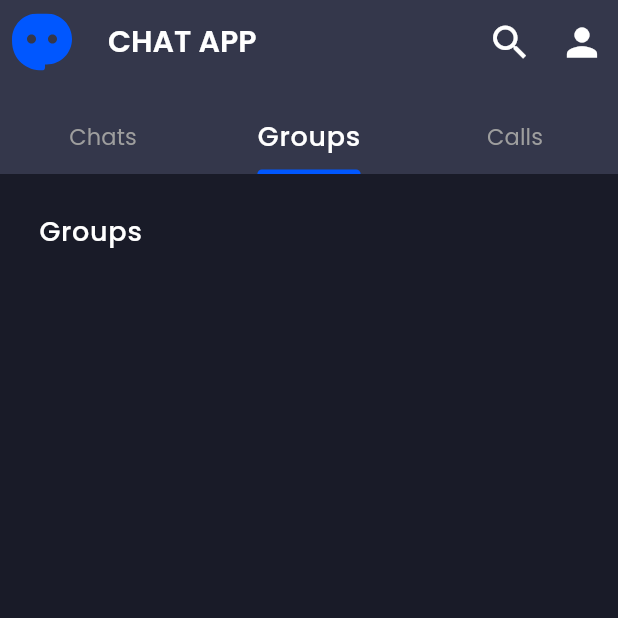
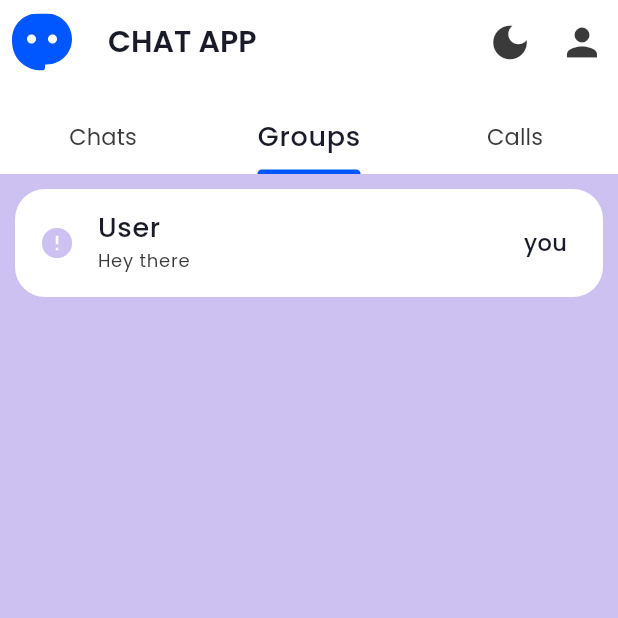
Before and after one commit to tirthkp/flutter_chat_app, a Flutter app: the HomePage screen opened by its route, tab 2 chosen, on a phone screen of 412 x 824 dp, the top half of it. Run offline on Flutter 3.47's test engine with Material 3 defaults, Android fonts, the phone set to English and light mode, and no system bars; drawn by our look-alikes of cached_network_image; our stand-ins replace cloud_firestore, firebase_auth, firebase_core, firebase_storage, flutter_svg, get and 2 more; missing offline and left inert: firebase_app_check; accounts and stored records are empty; generated files the repository leaves out were written again; network calls fail.

Commit message:
added theme

```diff
--- a/lib/config/images.dart
+++ b/lib/config/images.dart
@@ -18,4 +18,6 @@ class AssetsImage {
   //jpg images only
   static const userImg =
       "https://firebasestorage.googleapis.com/v0/b/chat-app-8525b.appspot.com/o/user.jpg?alt=media&token=a4237aeb-ddc8-4e4a-b933-5fd651236d73";
+  static const groupImg =
+      "https://firebasestorage.googleapis.com/v0/b/chat-app-8525b.appspot.com/o/group.jpg?alt=media&token=f9551c7a-2e92-416d-9cc4-3739bdbd6f13";
 }
--- a/lib/config/themes.dart
+++ b/lib/config/themes.dart
@@ -1,10 +1,92 @@
 import 'package:flutter/material.dart';
 import 'package:flutter_chat_app/config/colors.dart';
 
-var lightTheme = ThemeData();
-var darkTheme = ThemeData(
+var lightTheme = ThemeData.light(
+  useMaterial3: true,
+).copyWith(
+  iconTheme: const IconThemeData(color: lOnBackgroundColor),
+  scaffoldBackgroundColor: lBackgroundColor,
+  brightness: Brightness.light,
+  appBarTheme: const AppBarTheme(
+      titleTextStyle: TextStyle(
+        fontSize: 20,
+        color: lOnBackgroundColor,
+        fontFamily: 'Poppins',
+        fontWeight: FontWeight.w600,
+      ),
+      backgroundColor: lContainerColor,
+      iconTheme: IconThemeData(color: lOnContainerColor)),
+  inputDecorationTheme: const InputDecorationTheme(
+    fillColor: lBackgroundColor,
+    filled: true,
+    border: OutlineInputBorder(
+      borderRadius: BorderRadius.all(Radius.circular(10)),
+      borderSide: BorderSide(width: 0),
+    ),
+  ),
+  colorScheme: const ColorScheme.dark(
+    primary: lPrimaryColor,
+    onPrimary: lBackgroundColor,
+    surface: lBackgroundColor,
+    onSurface: lBackgroundColor,
+    primaryContainer: lContainerColor,
+    onPrimaryContainer: lOnContainerColor,
+  ),
+  textTheme: const TextTheme(
+    headlineLarge: TextStyle(
+      fontSize: 32,
+      color: lPrimaryColor,
+      fontFamily: 'Poppins',
+      fontWeight: FontWeight.w800,
+    ),
+    headlineMedium: TextStyle(
+      fontSize: 30,
+      color: lOnBackgroundColor,
+      fontFamily: 'Poppins',
+      fontWeight: FontWeight.w600,
+    ),
+    headlineSmall: TextStyle(
+      fontSize: 20,
+      color: lOnBackgroundColor,
+      fontFamily: 'Poppins',
+      fontWeight: FontWeight.w600,
+    ),
+    labelLarge: TextStyle(
+      fontSize: 15,
+      color: lOnContainerColor,
+      fontFamily: 'Poppins',
+      fontWeight: FontWeight.w400,
+    ),
+    labelMedium: TextStyle(
+      fontSize: 12,
+      color: lOnContainerColor,
+      fontFamily: 'Poppins',
+      fontWeight: FontWeight.w400,
+    ),
+    labelSmall: TextStyle(
+      fontSize: 10,
+      color: lOnContainerColor,
+      fontFamily: 'Poppins',
+      fontWeight: FontWeight.w300,
+    ),
+    bodyLarge: TextStyle(
+      fontSize: 18,
+      color: lOnBackgroundColor,
+      fontFamily: 'Poppins',
+      fontWeight: FontWeight.w500,
+    ),
+    bodyMedium: TextStyle(
+      fontSize: 15,
+      color: lOnBackgroundColor,
+      fontFamily: 'Poppins',
+      fontWeight: FontWeight.w500,
+    ),
+  ),
+);
+var darkTheme = ThemeData(useMaterial3: true).copyWith(
+  iconTheme: const IconThemeData(color: dOnBackgroundColor),
+  scaffoldBackgroundColor: dBackgroundColor,
   brightness: Brightness.dark,
-  useMaterial3: true,
   appBarTheme: const AppBarTheme(
     backgroundColor: dContainerColor,
   ),
--- a/lib/main.dart
+++ b/lib/main.dart
@@ -32,7 +32,6 @@ class MyApp extends StatelessWidget {
       title: 'Chat App',
       theme: lightTheme,
       darkTheme: darkTheme,
-      themeMode: ThemeMode.dark,
       getPages: pagePath,
       home: const SplashPage(),
     );
--- a/lib/model/user_model.dart
+++ b/lib/model/user_model.dart
@@ -8,6 +8,7 @@ class UserModel {
   String? createdAt;
   String? lastOnlineStatus;
   String? status;
+  String? role;
 
   UserModel(
       {this.id,
@@ -18,7 +19,8 @@ class UserModel {
       this.about,
       this.createdAt,
       this.lastOnlineStatus,
-      this.status});
+      this.status,
+      this.role});
 
   UserModel.fromJson(Map<String, dynamic> json) {
     if (json["id"] is String) {
@@ -48,6 +50,9 @@ class UserModel {
     if (json["status"] is String) {
       status = json["status"];
     }
+    if (json["role"] is String) {
+      role = json["role"];
+    }
   }
 
   Map<String, dynamic> toJson() {
@@ -61,10 +66,11 @@ class UserModel {
     data["createdAt"] = createdAt;
     data["lastOnlineStatus"] = lastOnlineStatus;
     data["status"] = status;
+    data["role"] = role;
     return data;
   }
   /*
-{
+  {
     "id":"",
     "name":"",
     "email":"",
@@ -73,7 +79,8 @@ class UserModel {
     "about":"",
     "createdAt":"",
     "lastOnlineStatus":"",
-    "status":""
+    "status":"",
+    "role":""
   }
-*/
+  */
 }
--- /dev/null
+++ b/lib/pages/Groups/groups_page.dart
@@ -0,0 +1,54 @@
+import 'package:cached_network_image/cached_network_image.dart';
+import 'package:flutter/material.dart';
+
+class GroupsPage extends StatelessWidget {
+  const GroupsPage({super.key});
+
+  @override
+  Widget build(BuildContext context) {
+    return ListView(
+      children: [
+        ListTile(
+          onTap: () {},
+          horizontalTitleGap: 15,
+          leading: CachedNetworkImage(
+            imageUrl: '',
+            imageBuilder: (context, imageProvider) {
+              return Container(
+                height: 60,
+                width: 60,
+                decoration: BoxDecoration(
+                  shape: BoxShape.circle,
+                  image: DecorationImage(
+                    image: imageProvider,
+                    fit: BoxFit.cover,
+                  ),
+                ),
+              );
+            },
+            placeholder: (context, url) => const CircularProgressIndicator(),
+            errorWidget: (context, url, error) => const Icon(Icons.error),
+            fit: BoxFit.cover,
+          ),
+          title: Text(
+            'User',
+            style: Theme.of(context).textTheme.bodyLarge,
+            overflow: TextOverflow.clip,
+            maxLines: 1,
+          ),
+          subtitle: Text(
+            "Hey there",
+            style: Theme.of(context).textTheme.labelMedium,
+            maxLines: 1,
+            overflow: TextOverflow.ellipsis,
+          ),
+          tileColor: Theme.of(context).colorScheme.primaryContainer,
+          trailing: Text('you', style: Theme.of(context).textTheme.bodyMedium),
+          shape: RoundedRectangleBorder(
+            borderRadius: BorderRadius.circular(20),
+          ),
+        ),
+      ],
+    );
+  }
+}
--- a/lib/pages/Home/home_page.dart
+++ b/lib/pages/Home/home_page.dart
@@ -6,6 +6,7 @@ import 'package:flutter_chat_app/controller/auth_controller.dart';
 import 'package:flutter_chat_app/controller/contact_controller.dart';
 import 'package:flutter_chat_app/controller/home_controller.dart';
 import 'package:flutter_chat_app/controller/image_controller.dart';
+import 'package:flutter_chat_app/pages/Groups/groups_page.dart';
 import 'package:flutter_chat_app/pages/Home/widgets/chat_list.dart';
 import 'package:flutter_chat_app/pages/Home/widgets/default_home_screen.dart';
 import 'package:flutter_chat_app/pages/Home/widgets/tab_bar.dart';
@@ -45,21 +46,20 @@ class _HomePageState extends State<HomePage> with TickerProviderStateMixin {
               AssetsImage.appIcon,
             ),
           ),
-          backgroundColor: Theme.of(context).colorScheme.primaryContainer,
           actions: [
             IconButton(
               onPressed: () {
-                homeController.getChatRoomList();
+                Get.changeThemeMode(
+                    Get.isDarkMode ? ThemeMode.light : ThemeMode.dark);
               },
-              icon: const Icon(
-                Icons.search,
+              icon: Icon(
+                Get.isDarkMode ? Icons.light_mode : Icons.dark_mode,
                 size: 30,
               ),
             ),
             IconButton(
               onPressed: () async {
                 Get.toNamed('/profilePage');
-                await profileController.getUserDetails();
               },
               icon: const Icon(
                 Icons.person,
@@ -91,20 +91,14 @@ class _HomePageState extends State<HomePage> with TickerProviderStateMixin {
               contactController.isLoading.value
                   ? const Center(child: CircularProgressIndicator())
                   : RefreshIndicator(
-                      child: homeController.chatRoomList.isEmpty
-                          ? const DefaultHomeScreen()
-                          : const ChatList(),
+                      child: homeController.chatRoomList.isNotEmpty
+                          ? const ChatList()
+                          : const DefaultHomeScreen(),
                       onRefresh: () async {
                         await Future.delayed(const Duration(seconds: 2));
                         await homeController.getChatRoomList();
                       }),
-              ListView(
-                children: const [
-                  ListTile(
-                    title: Text('Groups'),
-                  ),
-                ],
-              ),
+              const GroupsPage(),
               ListView(
                 children: const [
                   ListTile(
--- a/lib/pages/Home/widgets/default_home_screen.dart
+++ b/lib/pages/Home/widgets/default_home_screen.dart
@@ -8,6 +8,9 @@ class DefaultHomeScreen extends StatelessWidget {
   @override
   Widget build(BuildContext context) {
     ContactController contactController = Get.put(ContactController());
+    Future.delayed(
+      const Duration(seconds: 2),
+    );
     return SizedBox(
       width: double.infinity,
       child: Column(
--- a/lib/pages/contact/contact_page.dart
+++ b/lib/pages/contact/contact_page.dart
@@ -1,6 +1,7 @@
 import 'package:flutter/material.dart';
 import 'package:flutter_chat_app/controller/contact_controller.dart';
 import 'package:flutter_chat_app/controller/home_controller.dart';
+import 'package:flutter_chat_app/pages/Groups/newGroup/new_group.dart';
 import 'package:flutter_chat_app/pages/contact/widgets/contact_list.dart';
 import 'package:flutter_chat_app/pages/contact/widgets/new_contact_tile.dart';
 import 'package:get/get.dart';
@@ -59,7 +60,10 @@ class ContactPage extends StatelessWidget {
             NewContactTile(
               icon: Icons.group_add,
               title: 'New Group',
-              onTap: () {},
+              onTap: () {
+                Get.to(() => const NewGroup(),
+                    transition: Transition.rightToLeft);
+              },
             ),
             const SizedBox(height: 15),
             Text(
```
Also changed, not shown: lib/config/colors.dart (+7 -1 lines), lib/controller/chat_controller.dart (+10 -3 lines), lib/controller/contact_controller.dart (+28 -0 lines), lib/controller/group_controller.dart (added, +50 -0 lines), lib/model/group_chat_model.dart (added, +94 -0 lines), lib/pages/Chat/chat_page.dart (+5 -2 lines), lib/pages/Groups/newGroup/group_details.dart (added, +198 -0 lines), lib/pages/Groups/newGroup/new_group.dart (added, +148 -0 lines), lib/pages/profilePage/profile_page.dart (+8 -2 lines), assets/images/group.jpg (added), 1 other file.
